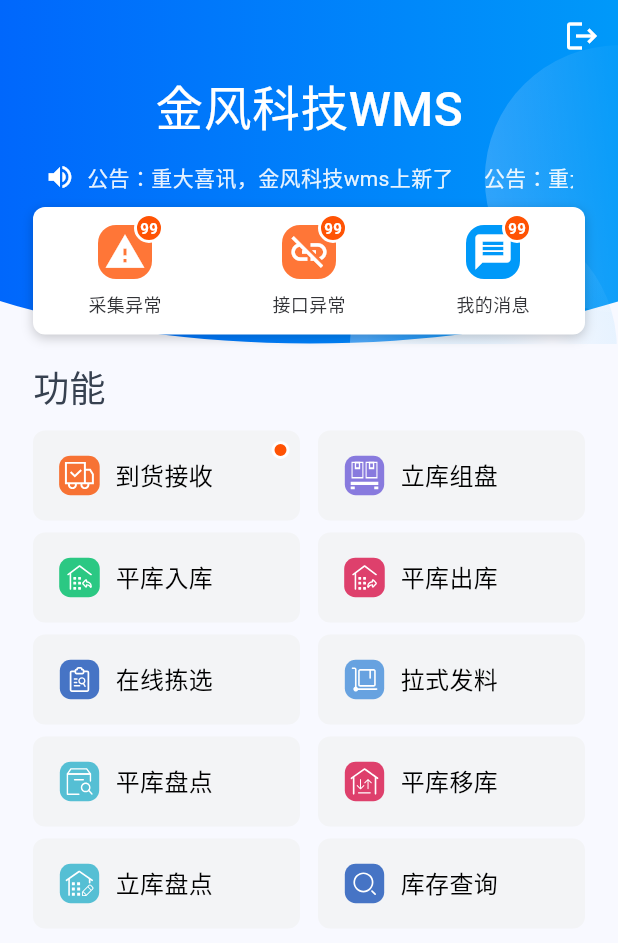
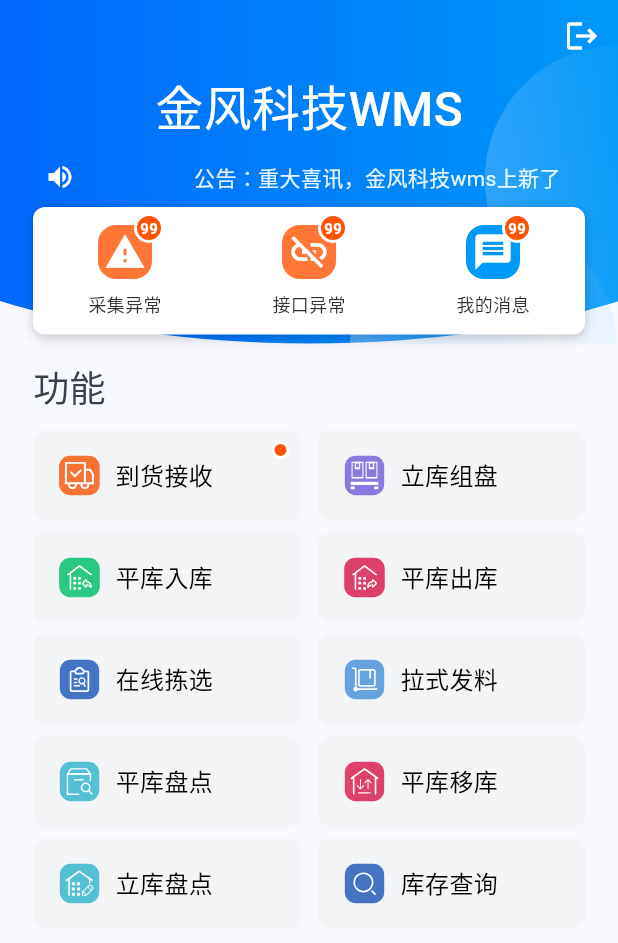
Before and after one commit to dadage456/flutter_demo1, a Flutter app: the screen it shows after launch, on a phone screen of 412 x 824 dp. Shown: the top 943 px of the screen. Run offline on Flutter 3.47's test engine with Material 3 defaults, Android fonts, the phone set to English and light mode, and no system bars; drawn by our look-alikes of marquee; our stand-ins replace flutter_svg.

Commit message:
首页跑马灯优化

```diff
--- a/lib/home.dart
+++ b/lib/home.dart
@@ -105,20 +105,12 @@ class _Header extends StatelessWidget {
               Expanded(
                 child: SizedBox(
                   height: 20,
-                  child: Marquee(
+                  child: SmoothMarquee(
                     text: '公告：重大喜讯，金风科技wms上新了',
                     style: TextStyle(
                       color: Colors.white.withValues(alpha: 0.9),
                       fontSize: 14,
                     ),
-                    scrollAxis: Axis.horizontal,
-                    crossAxisAlignment: CrossAxisAlignment.center,
-                    blankSpace: 20.0,
-                    velocity: 30.0,
-                    pauseAfterRound: Duration(seconds: 2),
-                    showFadingOnlyWhenScrolling: true,
-                    fadingEdgeStartFraction: 0.1,
-                    fadingEdgeEndFraction: 0.1,
                   ),
                 ),
               ),
@@ -375,3 +367,56 @@ class FunctionItem {
   final bool showBadge;
   const FunctionItem(this.title, this.iconPath, {this.showBadge = false});
 }
+
+class SmoothMarquee extends StatefulWidget {
+  final String text;
+  final TextStyle? style;
+  const SmoothMarquee({super.key, required this.text, this.style});
+
+  @override
+  State<SmoothMarquee> createState() => _SmoothMarqueeState();
+}
+
+class _SmoothMarqueeState extends State<SmoothMarquee>
+    with SingleTickerProviderStateMixin {
+  late final AnimationController _controller;
+  late final Animation<double> _animation;
+
+  @override
+  void initState() {
+    super.initState();
+    _controller = AnimationController(
+      vsync: this,
+      duration: const Duration(seconds: 20), // 跑完一轮时间
+    )..repeat();
+
+    _animation = Tween<double>(begin: 1, end: -1).animate(_controller);
+  }
+
+  @override
+  Widget build(BuildContext context) {
+    return ClipRect(
+      child: AnimatedBuilder(
+        animation: _animation,
+        builder: (context, child) {
+          return FractionalTranslation(
+            translation: Offset(_animation.value, 0),
+            child: child,
+          );
+        },
+        child: Text(
+          widget.text,
+          style:
+              widget.style ??
+              const TextStyle(fontSize: 14, color: Colors.white),
+        ),
+      ),
+    );
+  }
+
+  @override
+  void dispose() {
+    _controller.dispose();
+    super.dispose();
+  }
+}
--- a/lib/main.dart
+++ b/lib/main.dart
@@ -16,6 +16,12 @@ class MyApp extends StatelessWidget {
       theme: ThemeData(
         colorScheme: ColorScheme.fromSeed(seedColor: Colors.blue),
         useMaterial3: true,
+        pageTransitionsTheme: const PageTransitionsTheme(
+          builders: {
+            TargetPlatform.android: CupertinoPageTransitionsBuilder(),
+            TargetPlatform.iOS: CupertinoPageTransitionsBuilder(),
+          },
+        ),
       ),
       home: const WMSHomePage(),
     );
```
Also changed, not shown: pubspec.lock.
